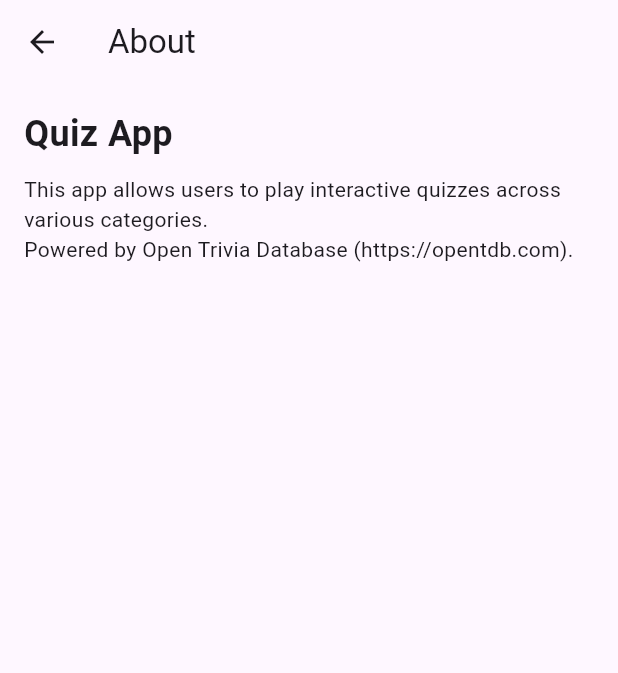
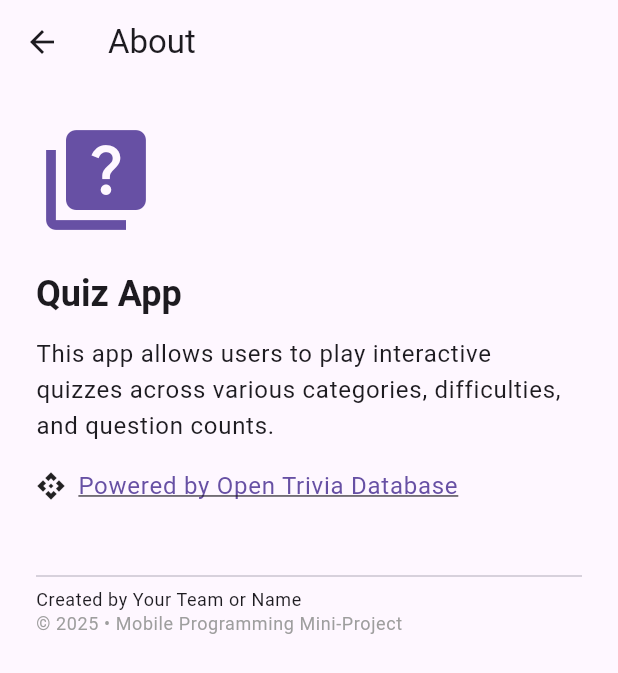
Before and after one commit to xAminxxx/Quizz, a Flutter app: the AboutScreen screen opened directly, on a phone screen of 412 x 824 dp. Shown: the top 673 px of the screen. Run offline on Flutter 3.47's test engine with Material 3 defaults, Android fonts, the phone set to English and light mode, and no system bars; our stand-ins replace flutter_local_notifications, shared_preferences, vibration; accounts and stored records are empty.

Commit message:
final ux/ui

```diff
--- a/lib/screens/about_screen.dart
+++ b/lib/screens/about_screen.dart
@@ -1,25 +1,69 @@
 import 'package:flutter/material.dart';
+import 'package:url_launcher/url_launcher.dart';
 
 class AboutScreen extends StatelessWidget {
   const AboutScreen({super.key});
 
+  Future<void> _launchOpenTDB() async {
+    final url = Uri.parse('https://opentdb.com');
+    if (await canLaunchUrl(url)) {
+      await launchUrl(url, mode: LaunchMode.externalApplication);
+    }
+  }
+
   @override
   Widget build(BuildContext context) {
+    final theme = Theme.of(context);
+
     return Scaffold(
       appBar: AppBar(title: const Text('About')),
-      body: const Padding(
-        padding: EdgeInsets.all(16.0),
+      body: Padding(
+        padding: const EdgeInsets.all(24.0),
         child: Column(
           crossAxisAlignment: CrossAxisAlignment.start,
           children: [
+            Icon(Icons.quiz, size: 80, color: theme.colorScheme.primary),
+            const SizedBox(height: 20),
             Text(
               'Quiz App',
-              style: TextStyle(fontSize: 24, fontWeight: FontWeight.bold),
+              style: theme.textTheme.headlineSmall?.copyWith(
+                fontWeight: FontWeight.bold,
+              ),
             ),
-            SizedBox(height: 10),
+            const SizedBox(height: 12),
             Text(
-                'This app allows users to play interactive quizzes across various categories.'),
-            Text('Powered by Open Trivia Database (https://opentdb.com).'),
+              'This app allows users to play interactive quizzes across various categories, difficulties, and question counts.',
+              style: theme.textTheme.bodyLarge,
+            ),
+            const SizedBox(height: 16),
+            Row(
+              children: [
+                const Icon(Icons.api, size: 20),
+                const SizedBox(width: 8),
+                Flexible(
+                  child: GestureDetector(
+                    onTap: _launchOpenTDB,
+                    child: Text(
+                      'Powered by Open Trivia Database',
+                      style: theme.textTheme.bodyLarge?.copyWith(
+                        color: theme.colorScheme.primary,
+                        decoration: TextDecoration.underline,
+                      ),
+                    ),
+                  ),
+                ),
+              ],
+            ),
+            const SizedBox(height: 40),
+            const Divider(),
+            Text(
+              'Created by Your Team or Name',
+              style: theme.textTheme.bodySmall,
+            ),
+            Text(
+              '© 2025 • Mobile Programming Mini-Project',
+              style: theme.textTheme.bodySmall?.copyWith(color: Colors.grey),
+            ),
           ],
         ),
       ),
--- a/pubspec.yaml
+++ b/pubspec.yaml
@@ -18,6 +18,7 @@ dependencies:
   intl: ^0.19.0 # For formatting (e.g., timer)
   audioplayers: ^6.1.0
   html: ^0.15.4
+  url_launcher: ^6.2.5
 
 dev_dependencies:
   flutter_test:
```
Also changed, not shown: lib/screens/quiz_screen.dart (+7 -4 lines), lib/screens/result_screen.dart (+100 -9 lines), pubspec.lock, 5 other files.
